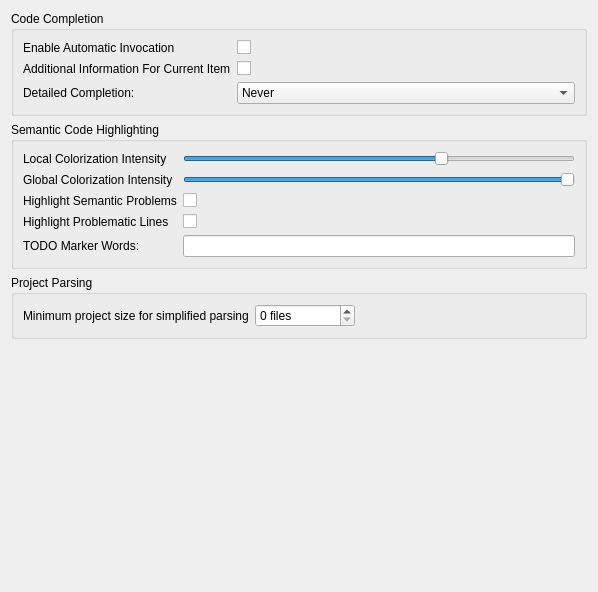
Old version of the form shell/settings/ccsettings.ui in the repository KDE/kdevelop.
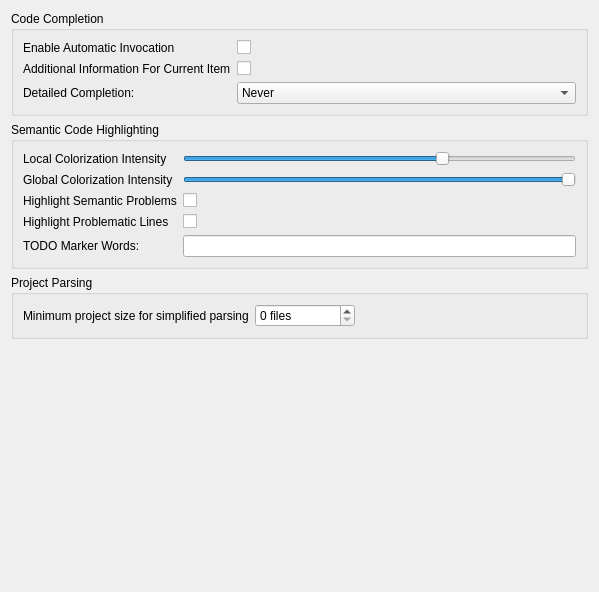
New version of the form.

Commit message:
Some last polishing in the settings dialog: tooltips and behaviour
- disable the tabs settings if the tabbar is disabled
- set sensible tooltips for everything

```diff
--- a/shell/settings/ccsettings.ui
+++ b/shell/settings/ccsettings.ui
@@ -6,7 +6,7 @@
    <rect>
     <x>0</x>
     <y>0</y>
-    <width>598</width>
+    <width>599</width>
     <height>592</height>
    </rect>
   </property>
```
Left out of the diff: 50 changed lines with no effect on the pictures. The commit also changes 3 other files.
